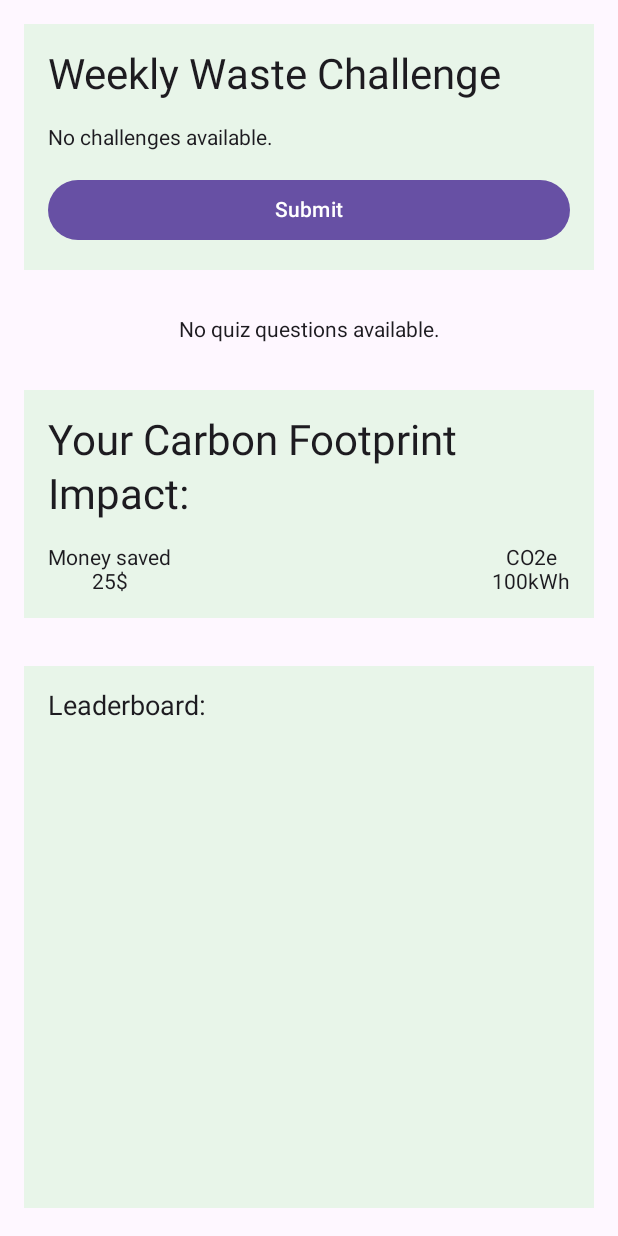
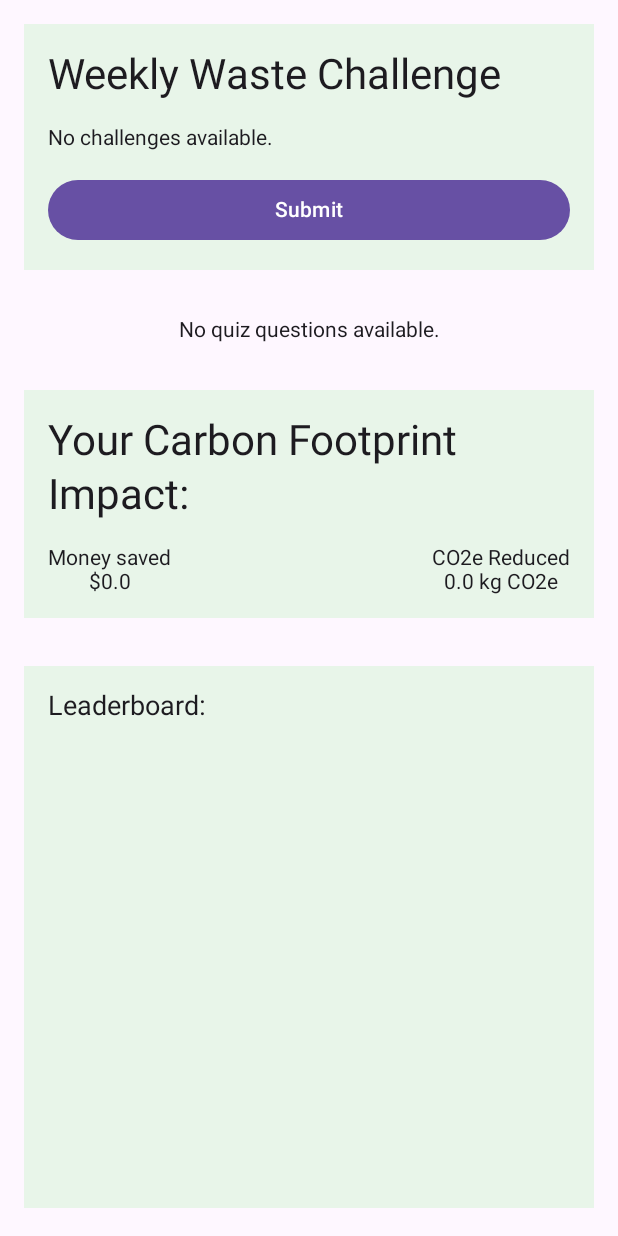
Before and after one commit to nazim117/Waste-Management, an Android app built with Jetpack Compose: the screen it shows after launch (MainActivity), on a phone screen of 412 x 824 dp. Run offline under Robolectric (Android 15) with nearby library versions, the phone set to English and light mode, and no system bars; our stand-ins replace Firebase (no records; nobody signed in at launch, a user with empty details on screens opened directly).

Commit message:
Updated carbon footprint composable

```diff
--- a/WasteManagementApp/app/src/main/java/com/example/wastemanagementapp/MainActivity.kt
+++ b/WasteManagementApp/app/src/main/java/com/example/wastemanagementapp/MainActivity.kt
@@ -32,7 +32,7 @@ class MainActivity : ComponentActivity() {
 
         setContent {
             Surface(color = MaterialTheme.colorScheme.background) {
-                LazyColumn (
+                LazyColumn(
                     modifier = Modifier
                         .fillMaxSize()
                         .padding(16.dp),
@@ -42,21 +42,25 @@ class MainActivity : ComponentActivity() {
                     item {
                         // Weekly User Challenge (1st)
                         val challengeViewModel = viewModel<ChallengeViewModel>()
-                        challengeViewModel.WeeklyUserChallengeScreen()
+                        challengeViewModel.WeeklyUserChallengeScreen() // Call directly from ViewModel
                     }
 
-                    item{
+                    item {
                         // Quiz Screen (2nd)
-                        val viewModel = viewModel<QuizViewModel>()
-                        QuizScreen(viewModel, userId, firestore)
+                        val quizViewModel = viewModel<QuizViewModel>()
+                        QuizScreen(viewModel = quizViewModel, userId = userId, firestore = firestore)
                     }
 
-                    item{
+                    item {
                         // Carbon Footprint (3rd)
-                        CarbonFootprintScreen()
+                        val challengeViewModel = viewModel<ChallengeViewModel>()
+                        CarbonFootprintScreen(
+                            totalCarbonSavings = challengeViewModel.getCarbonSavings(),
+                            totalMoneySaved = challengeViewModel.getMoneySaved()
+                        )
                     }
 
-                    item{
+                    item {
                         // Leaderboard (4th)
                         Leaderboard(firestore = firestore)
                     }
--- a/WasteManagementApp/app/src/main/java/com/example/wastemanagementapp/ui/theme/CarbonFootprint.kt
+++ b/WasteManagementApp/app/src/main/java/com/example/wastemanagementapp/ui/theme/CarbonFootprint.kt
@@ -15,7 +15,7 @@ import androidx.compose.ui.graphics.Color
 import androidx.compose.ui.unit.dp
 
 @Composable
-fun CarbonFootprintScreen(modifier: Modifier = Modifier) {
+fun CarbonFootprintScreen(totalCarbonSavings: Double, totalMoneySaved: Double, modifier: Modifier = Modifier) {
     Column(
         modifier = modifier
             .fillMaxWidth()
@@ -29,16 +29,16 @@ fun CarbonFootprintScreen(modifier: Modifier = Modifier) {
         )
 
         Row(
-          modifier = Modifier.fillMaxWidth(),
+            modifier = Modifier.fillMaxWidth(),
             horizontalArrangement = Arrangement.SpaceBetween
         ) {
-            Column (horizontalAlignment = Alignment.CenterHorizontally) {
+            Column(horizontalAlignment = Alignment.CenterHorizontally) {
                 Text(text = "Money saved")
-                Text(text = "25$")
+                Text(text = "$${totalMoneySaved}")
             }
-            Column (horizontalAlignment = Alignment.CenterHorizontally) {
-                Text(text = "CO2e")
-                Text(text = "100kWh")
+            Column(horizontalAlignment = Alignment.CenterHorizontally) {
+                Text(text = "CO2e Reduced")
+                Text(text = "${totalCarbonSavings} kg CO2e")
             }
         }
     }
--- a/WasteManagementApp/app/src/main/java/com/example/wastemanagementapp/ui/theme/ChallengeViewModel.kt
+++ b/WasteManagementApp/app/src/main/java/com/example/wastemanagementapp/ui/theme/ChallengeViewModel.kt
@@ -29,7 +29,9 @@ import kotlinx.coroutines.launch
 
 data class Challenge(
     val id: String = "",
-    val challenge: String = ""
+    val challenge: String = "",
+    val carbonSavings: Double = 0.0,
+    val moneySaved: Double = 0.0
 )
 
 class ChallengeViewModel : ViewModel() {
@@ -48,6 +50,12 @@ class ChallengeViewModel : ViewModel() {
 
     private var _currentChallengeFinished = mutableStateOf(false)
     val currentChallengeFinished: Boolean get() = _currentChallengeFinished.value
+
+    private var _totalCarbonSavings = mutableStateOf(0.0)
+    val totalCarbonSavings: Double get() = _totalCarbonSavings.value
+
+    private var _totalMoneySaved = mutableStateOf(0.0)
+    val totalMoneySaved: Double get() = _totalMoneySaved.value
 
     init {
         fetchChallenges()
@@ -79,6 +87,10 @@ class ChallengeViewModel : ViewModel() {
             }
             if (_currentChallengeProgress.value == 3) {
                 _currentChallengeFinished.value = true
+
+                val currentChallenge = challenges[currentChallengeIndex]
+                _totalCarbonSavings.value += currentChallenge.carbonSavings
+                _totalMoneySaved.value += currentChallenge.moneySaved
             }
         } else {
             submitChallenge()
@@ -93,6 +105,14 @@ class ChallengeViewModel : ViewModel() {
         } else {
             _challengesCompleted.value = true
         }
+    }
+
+    fun getCarbonSavings(): Double {
+        return _totalCarbonSavings.value
+    }
+
+    fun getMoneySaved(): Double {
+        return _totalMoneySaved.value
     }
 
     @Composable
```
